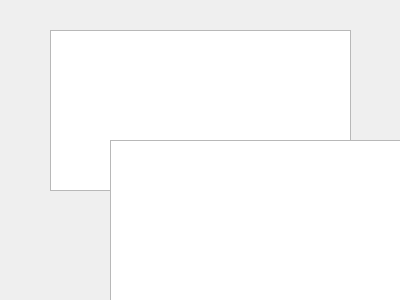
Areyes-Trimarchi/Proyecto_Progra3_AlvaroReyes_113419020, file AutoLote/error.ui: the form before one commit.
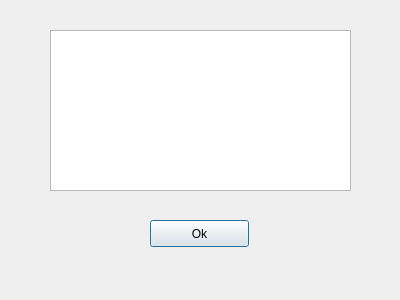
The form after the commit.

```diff
--- a/AutoLote/error.ui
+++ b/AutoLote/error.ui
@@ -45,22 +45,6 @@
     <string>Ok</string>
    </property>
   </widget>
-  <widget class="QTextEdit" name="te_ventana_error_2">
-   <property name="enabled">
-    <bool>true</bool>
-   </property>
-   <property name="geometry">
-    <rect>
-     <x>110</x>
-     <y>140</y>
-     <width>301</width>
-     <height>161</height>
-    </rect>
-   </property>
-   <property name="readOnly">
-    <bool>true</bool>
-   </property>
-  </widget>
   <widget class="QPushButton" name="pushButton_2">
    <property name="geometry">
     <rect>
```
